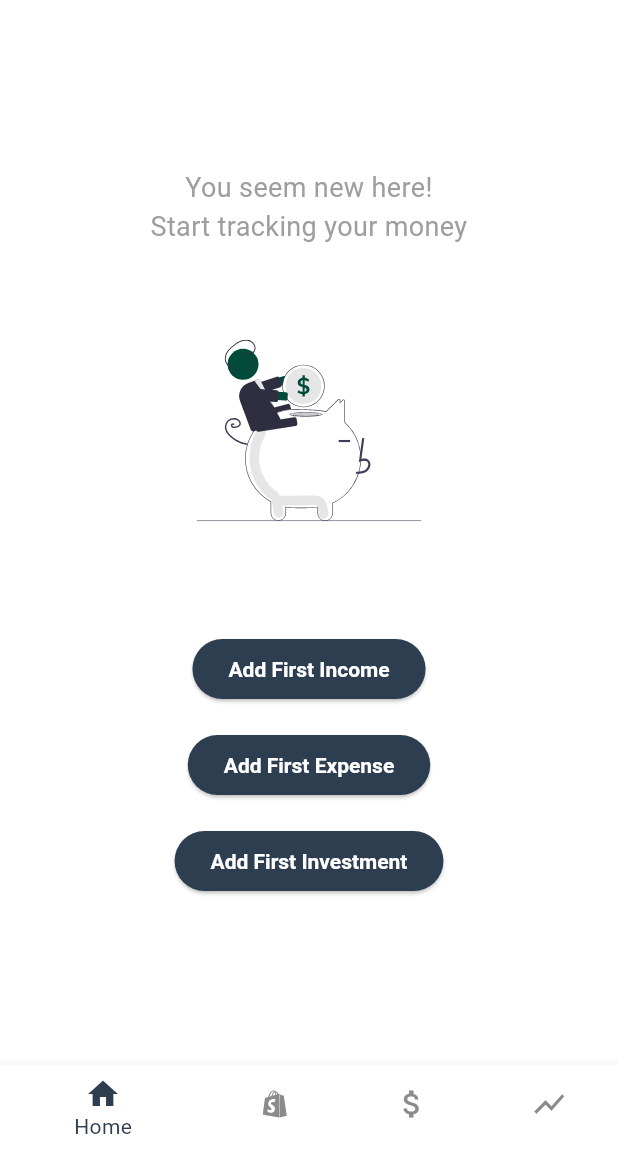
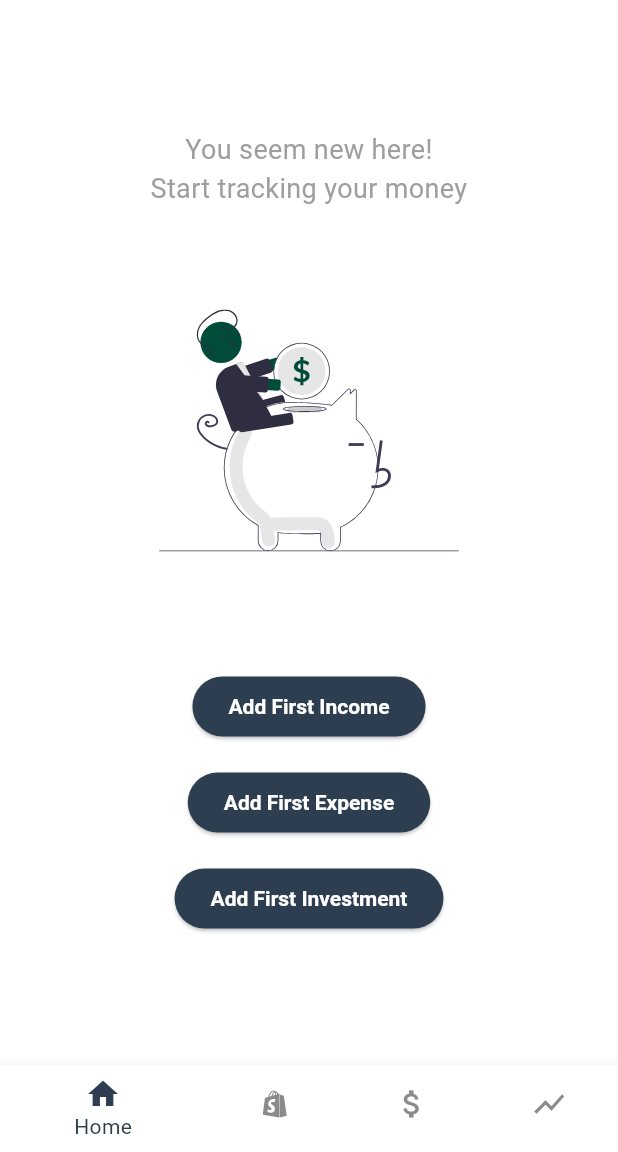
Before and after one commit to ManuelCLopes/finance_tracker, a Flutter app: the screen it shows after launch, on a phone screen of 412 x 824 dp, the part 84-1236 px from its top. Run offline on Flutter 3.47's test engine with Material 3 defaults, Android fonts, the phone set to English and light mode, and no system bars; our stand-ins replace fl_chart, flutter_local_notifications, flutter_svg, shared_preferences, sqflite; missing offline and left inert: workmanager; accounts and stored records are empty; Roboto replaces fonts that are missing (Hind).

Commit message:
Update feel and look of the dark theme, specifically with no data scenario

```diff
--- a/lib/screens/overview_screen.dart
+++ b/lib/screens/overview_screen.dart
@@ -1,8 +1,8 @@
 import 'package:flutter/material.dart';
+import 'package:flutter_svg/flutter_svg.dart';
 import 'package:finance_tracker/screens/expense_form.dart';
 import 'package:finance_tracker/screens/income_form.dart';
 import 'package:finance_tracker/screens/investment_form.dart';
-import 'package:flutter_svg/flutter_svg.dart';
 import '../databases/expense_category_dao.dart';
 import '../databases/expense_dao.dart';
 import '../databases/income_category_dao.dart';
@@ -116,11 +116,19 @@ class _OverviewScreenState extends State<OverviewScreen> {
 
   @override
   Widget build(BuildContext context) {
+    final ThemeData theme = Theme.of(context);
+    final bool isLightMode = theme.brightness == Brightness.light;
+
+    // Choose the appropriate SVG file based on the theme
+    final String assetName = isLightMode
+        ? 'assets/images/savings_light.svg'
+        : 'assets/images/savings_dark.svg';
+
     return AppScaffold(
       title: 'Overview',
       body: _isLoading
           ? const Center(child: CircularProgressIndicator())
-          : _hasData ? _buildDataContent() : _buildNoDataContent(),
+          : _hasData ? _buildDataContent() : _buildNoDataContent(assetName),
       floatingActionButton: _hasData ? _buildFloatingActionButton() : null,
     );
   }
@@ -143,7 +151,7 @@ class _OverviewScreenState extends State<OverviewScreen> {
     );
   }
 
-  Widget _buildNoDataContent() {
+  Widget _buildNoDataContent(String assetName) {
     return Center(
       child: Column(
         mainAxisAlignment: MainAxisAlignment.center,
@@ -158,9 +166,9 @@ class _OverviewScreenState extends State<OverviewScreen> {
           ),
           const SizedBox(height: 48),
           SvgPicture.asset(
-            'assets/images/savings.svg',
-            width: 150,
-            height: 150,
+            assetName,
+            width: 200,
+            height: 200,
           ),
           const SizedBox(height: 60),
           _buildNoDataButton('Add First Income', IncomeForm()),
@@ -257,20 +265,6 @@ class _OverviewScreenState extends State<OverviewScreen> {
   }
 
   Widget _buildRecentTransactions() {
-    return Column(
-      crossAxisAlignment: CrossAxisAlignment.start,
-      children: [
-        Text(
-          'Recent Transactions',
-          style: Theme.of(context).textTheme.headlineMedium,
-        ),
-        const SizedBox(height: 16),
-        _buildTransactionList(),
-      ],
-    );
-  }
-
-  Widget _buildTransactionList() {
     final ThemeData theme = Theme.of(context);
     final Color incomeColor = theme.brightness == Brightness.light
         ? const Color(0xFF004B3A)
--- a/lib/utils/theme.dart
+++ b/lib/utils/theme.dart
@@ -81,7 +81,7 @@ class AppTheme {
     brightness: Brightness.dark,
     primaryColor: const Color.fromARGB(255, 254, 251, 245),
     hintColor: const Color(0xFFB39B72),
-    scaffoldBackgroundColor: const Color.fromARGB(255, 0, 12, 6),
+    scaffoldBackgroundColor: const Color.fromARGB(255, 14, 9, 0),
 
     colorScheme: const ColorScheme.dark(
       primary: Color.fromARGB(255, 254, 251, 245),
@@ -95,7 +95,7 @@ class AppTheme {
     ),
 
     appBarTheme: const AppBarTheme(
-      backgroundColor: Color.fromARGB(255, 0, 12, 6),
+      backgroundColor: Color.fromARGB(255, 14, 9, 0),
       titleTextStyle: TextStyle(color: Color.fromARGB(255, 254, 251, 245), fontSize: 20, fontWeight: FontWeight.bold),
     ),
 
--- a/pubspec.yaml
+++ b/pubspec.yaml
@@ -34,5 +34,7 @@ flutter:
 
   uses-material-design: true
   assets:
-    - assets/images/no_data.svg
-    - assets/images/savings.svg
+    - assets/images/savings_light.svg
+    - assets/images/savings_dark.svg
+    - assets/images/no_data_light.svg
+    - assets/images/no_data_dark.svg
```
Also changed, not shown: lib/screens/investment_screen.dart (+9 -4 lines), lib/utils/no_data.dart (+15 -8 lines), assets/images/no_data_dark.svg (added), assets/images/no_data_light.svg (renamed from assets/images/no_data.svg), assets/images/savings_dark.svg (added), assets/images/savings_light.svg (renamed from assets/images/savings.svg).
